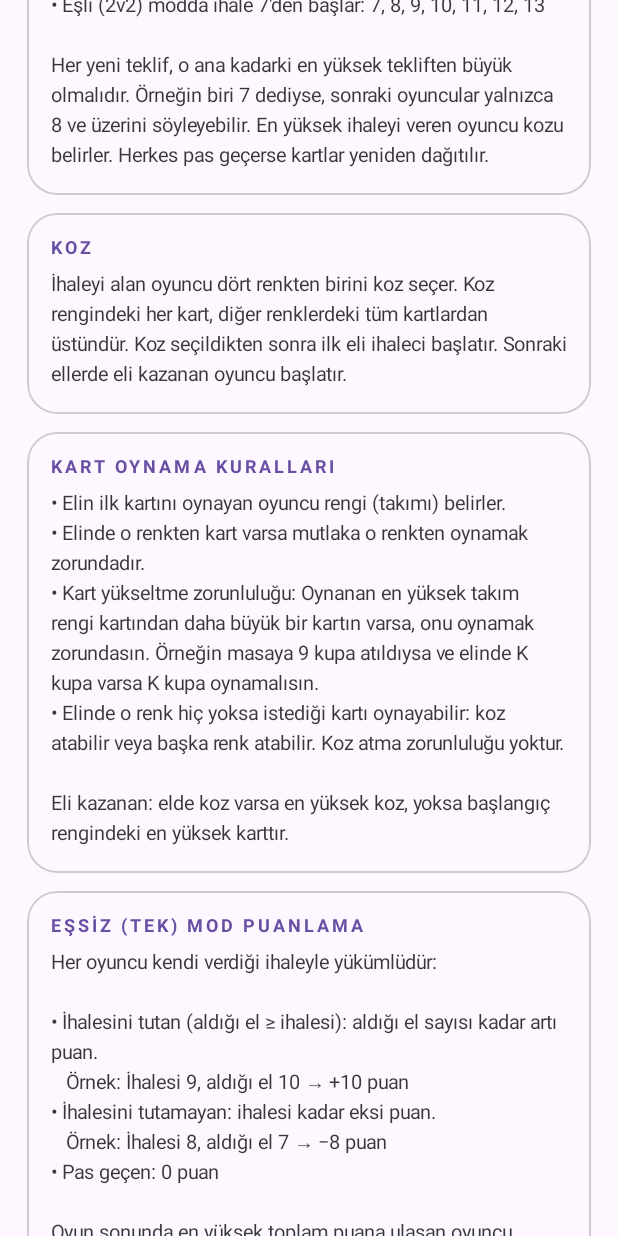
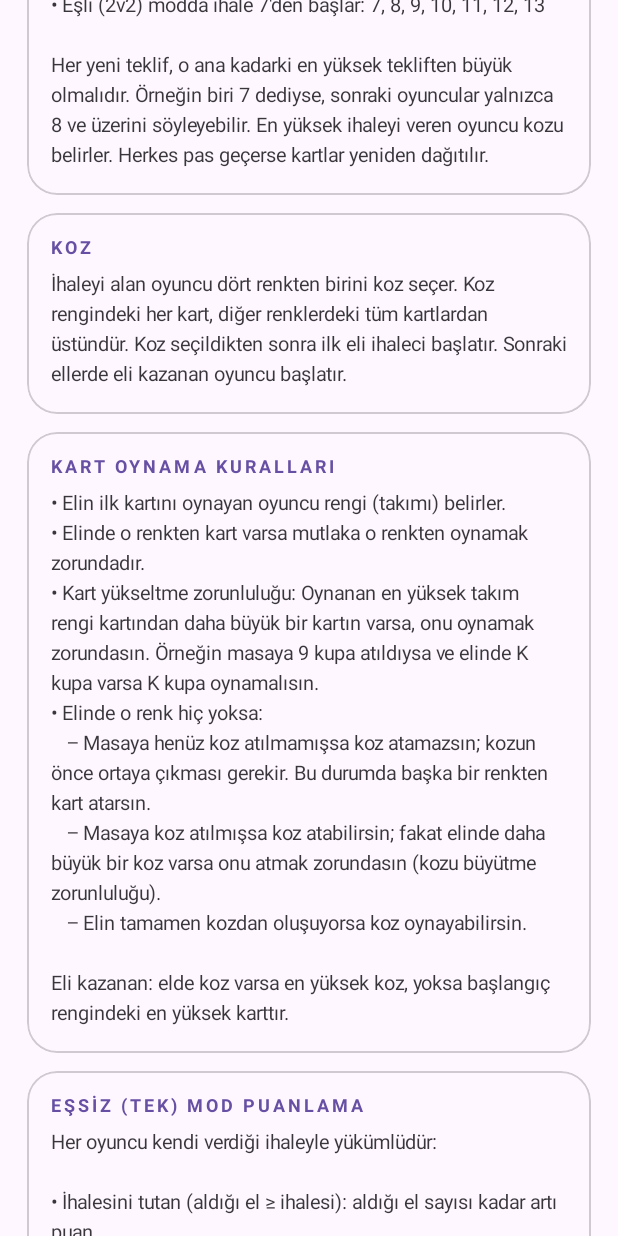
Before and after one commit to ozanstn1-stack/batak-android, an Android app built with Jetpack Compose: the composable HowToPlayScreen shown on its own in the app's theme, scrolled down 576 dp, on a phone screen of 412 x 824 dp. Run offline under Robolectric (Android 15) with nearby library versions, the light colour scheme and no system bars.

Commit message:
El kartlari siyah-kirmizi donusumlu renk sirasina gore diziliyor (Maca, Kupa, Sinek, Karo)

```diff
--- a/app/src/main/java/com/batak/turkce/model/Models.kt
+++ b/app/src/main/java/com/batak/turkce/model/Models.kt
@@ -10,7 +10,7 @@ enum class Suit(val labelTr: String, val symbol: String, val isRed: Boolean) {
     CLUBS("Sinek", "♣", false);
 
     companion object {
-        val displayOrder: List<Suit> = listOf(SPADES, HEARTS, DIAMONDS, CLUBS)
+        val displayOrder: List<Suit> = listOf(SPADES, HEARTS, CLUBS, DIAMONDS)
     }
 }
 
--- a/app/src/main/java/com/batak/turkce/ui/screens/HowToPlayScreen.kt
+++ b/app/src/main/java/com/batak/turkce/ui/screens/HowToPlayScreen.kt
@@ -31,7 +31,8 @@ fun HowToPlayScreen(vm: GameViewModel, onBack: () -> Unit) {
                 "Renkler: Maça, Kupa, Karo, Sinek. Kupa ve Karo kırmızı, Maça ve Sinek siyahtır. " +
                 "Koz dışında hiçbir renk diğerinden üstün değildir.\n\n" +
                 "Eldeki kartlar otomatik olarak renklerine göre gruplanır ve her renk kendi içinde " +
-                "büyükten küçüğe sıralanır (Maça, Kupa, Karo, Sinek)."
+                "büyükten küçüğe sıralanır. Renk grupları siyah–kırmızı dönüşümlü dizilir " +
+                "(Maça, Kupa, Sinek, Karo)."
         )
         Spacer(Modifier.height(12.dp))
         HelpSection(
@@ -60,8 +61,12 @@ fun HowToPlayScreen(vm: GameViewModel, onBack: () -> Unit) {
                 "• Kart yükseltme zorunluluğu: Oynanan en yüksek takım rengi kartından " +
                 "daha büyük bir kartın varsa, onu oynamak zorundasın. " +
                 "Örneğin masaya 9 kupa atıldıysa ve elinde K kupa varsa K kupa oynamalısın.\n" +
-                "• Elinde o renk hiç yoksa istediği kartı oynayabilir: koz atabilir veya " +
-                "başka renk atabilir. Koz atma zorunluluğu yoktur.\n\n" +
+                "• Elinde o renk hiç yoksa:\n" +
+                "   – Masaya henüz koz atılmamışsa koz atamazsın; kozun önce ortaya çıkması gerekir. " +
+                "Bu durumda başka bir renkten kart atarsın.\n" +
+                "   – Masaya koz atılmışsa koz atabilirsin; fakat elinde daha büyük bir koz varsa " +
+                "onu atmak zorundasın (kozu büyütme zorunluluğu).\n" +
+                "   – Elin tamamen kozdan oluşuyorsa koz oynayabilirsin.\n\n" +
                 "Eli kazanan: elde koz varsa en yüksek koz, yoksa başlangıç rengindeki en yüksek karttır."
         )
         Spacer(Modifier.height(12.dp))
```
Also changed, not shown: 3 other files.
